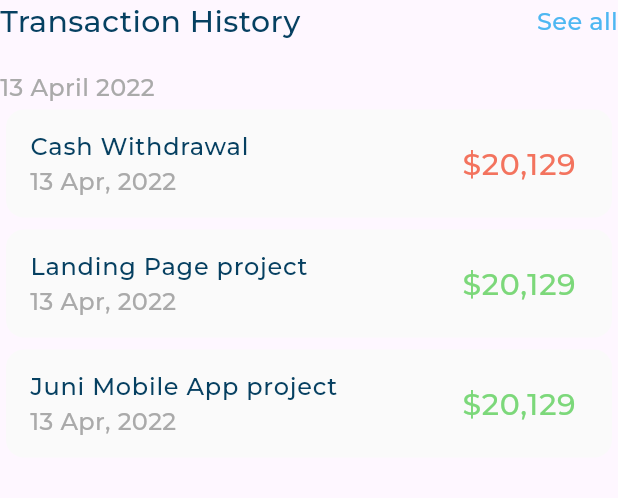
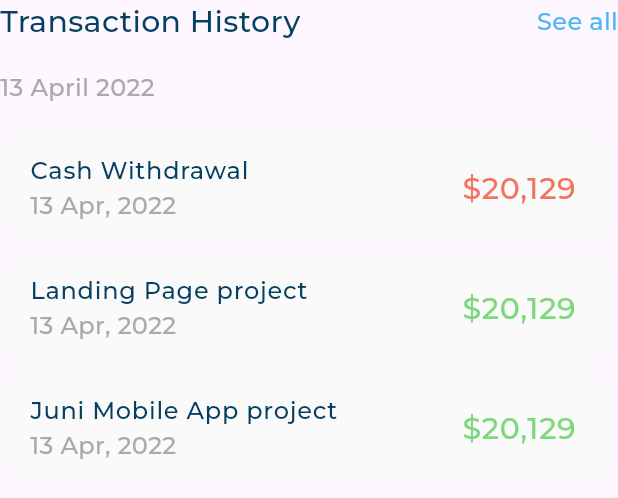
Before and after one commit to tharwatsamy/responsive_dash_board, a Flutter app: the TrasnctionHistory widget shown alone on an empty page, opened directly, on a phone screen of 412 x 824 dp. Shown: the top 498 px of the screen. Run offline on Flutter 3.47's test engine with Material 3 defaults, Android fonts, the phone set to English and light mode, and no system bars; our stand-ins replace expandable_page_view, flutter_svg; project files that could hold a hidden picture were left out.

Commit message:
my card and transction history section done

```diff
--- a/lib/widgets/dashboard_desktop_layout.dart
+++ b/lib/widgets/dashboard_desktop_layout.dart
@@ -5,6 +5,7 @@ import 'package:responsive_dash_board/widgets/custom_dot.dart';
 import 'package:responsive_dash_board/widgets/custom_drawer.dart';
 import 'package:responsive_dash_board/widgets/dots_indicator.dart';
 import 'package:responsive_dash_board/widgets/my_card.dart';
+import 'package:responsive_dash_board/widgets/my_cards_and_transction_history_section.dart';
 import 'package:responsive_dash_board/widgets/my_cards_page_view.dart';
 import 'package:responsive_dash_board/widgets/my_cards_section.dart';
 import 'package:responsive_dash_board/widgets/quick_invoice.dart';
@@ -25,7 +26,7 @@ class DashboardDesktopLayout extends StatelessWidget {
         SizedBox(
           width: 24,
         ),
-        Expanded(child: TrasnctionHistory()),
+        Expanded(child: MyCardsAndTransctionHistorySection()),
       ],
     );
   }
--- a/lib/widgets/transction_history.dart
+++ b/lib/widgets/transction_history.dart
@@ -23,6 +23,9 @@ class TrasnctionHistory extends StatelessWidget {
             fontWeight: FontWeight.w500,
             height: 0,
           ),
+        ),
+        SizedBox(
+          height: 16,
         ),
         TransctionHistoryListView(),
       ],
```
Also changed, not shown: lib/widgets/my_cards_and_transction_history_section.dart (added, +23 -0 lines).
